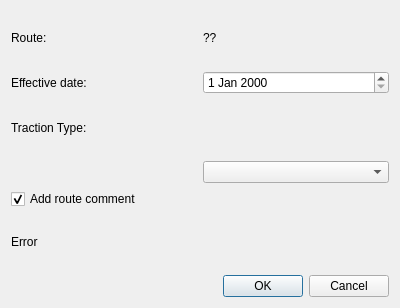
Qt form mapper_app/ui/modifyroutetractiontypedlg.ui (allenck/mapper) before a commit.
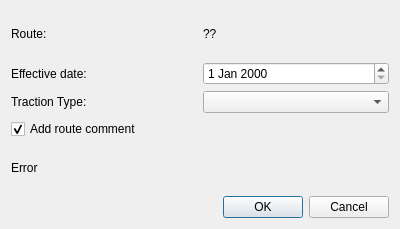
The same form after that commit.

Patch:
```diff
--- a/mapper_app/ui/modifyroutetractiontypedlg.ui
+++ b/mapper_app/ui/modifyroutetractiontypedlg.ui
@@ -7,7 +7,7 @@
     <x>0</x>
     <y>0</y>
     <width>400</width>
-    <height>308</height>
+    <height>229</height>
    </rect>
   </property>
   <property name="windowTitle">
@@ -38,13 +38,6 @@
    <item row="1" column="1">
     <widget class="QDateEdit" name="dateEdit"/>
    </item>
-   <item row="2" column="0">
-    <widget class="QLabel" name="label_4">
-     <property name="text">
-      <string>Traction Type:</string>
-     </property>
-    </widget>
-   </item>
    <item row="3" column="1">
     <widget class="QComboBox" name="comboBox"/>
    </item>
@@ -133,6 +126,13 @@
      </item>
     </layout>
    </item>
+   <item row="3" column="0">
+    <widget class="QLabel" name="label_4">
+     <property name="text">
+      <string>Traction Type:</string>
+     </property>
+    </widget>
+   </item>
   </layout>
  </widget>
  <resources/>
```
